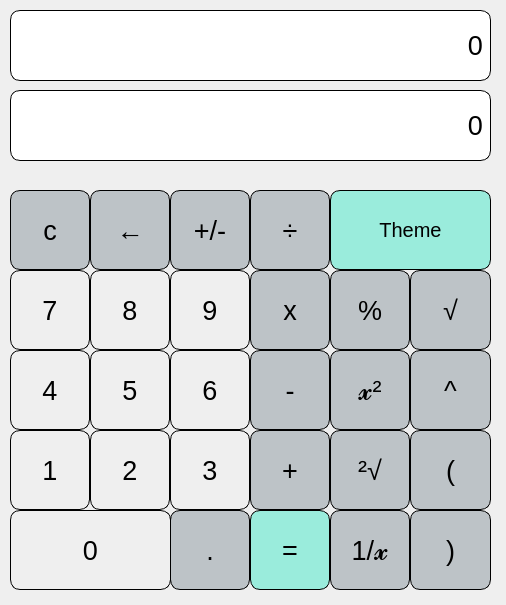
This is QT_Calc/mainwindow.ui in monika-shaw-cctech/QT-Calculator as Qt 5 draws it before an edit. The edited form follows.
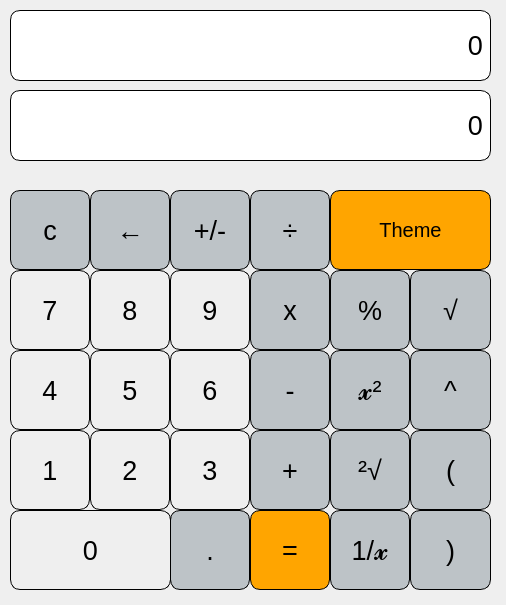
This is the edited form.

Commit message: updated button color

The edit to the form file:
```diff
--- a/QT_Calc/mainwindow.ui
+++ b/QT_Calc/mainwindow.ui
@@ -573,7 +573,7 @@
      <string notr="true">QPushButton {
 
 border : 1px solid black;
-background-color : #9AECDC;
+background-color : orange;
 color:black;
 border:1px solid black;
 border-radius: 10px;
@@ -949,7 +949,7 @@
      <string notr="true">QPushButton {
 
 border : 1px solid black;
-background-color : #9AECDC;
+background-color : orange;
 color:black;
 border:1px solid black;
 border-radius: 10px;
```
